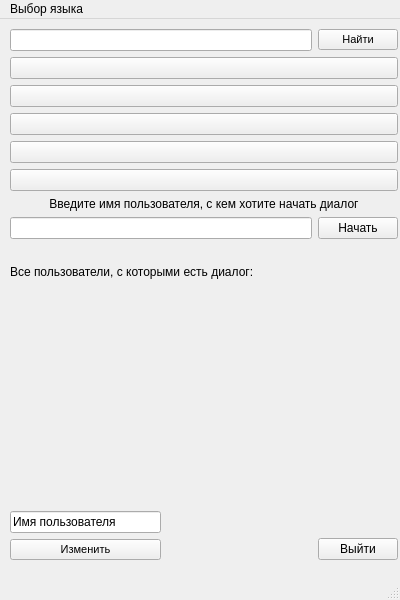
Qt form OverseasClient/client/mainwindow.ui (mertismk/ChatWithForeigners) before a commit.
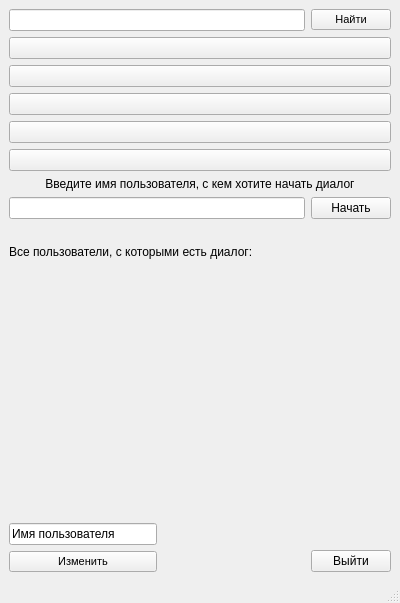
The same form after that commit.

```diff
--- a/OverseasClient/client/mainwindow.ui
+++ b/OverseasClient/client/mainwindow.ui
@@ -10,22 +10,15 @@
     <x>0</x>
     <y>0</y>
     <width>400</width>
-    <height>600</height>
+    <height>603</height>
    </rect>
   </property>
   <property name="windowTitle">
    <string>Overseas</string>
   </property>
   <widget class="QWidget" name="centralwidget">
-   <widget class="QWidget" name="verticalLayoutWidget_2">
-    <property name="geometry">
-     <rect>
-      <x>10</x>
-      <y>10</y>
-      <width>388</width>
-      <height>531</height>
-     </rect>
-    </property>
+   <layout class="QVBoxLayout" name="verticalLayout_4">
+    <item>
     <layout class="QVBoxLayout" name="verticalLayout_2">
      <item>
       <layout class="QHBoxLayout" name="horizontalLayout_2">
@@ -233,29 +226,8 @@
       </layout>
      </item>
     </layout>
-   </widget>
-  </widget>
-  <widget class="QMenuBar" name="menubar">
-   <property name="geometry">
-    <rect>
-     <x>0</x>
-     <y>0</y>
-     <width>400</width>
-     <height>26</height>
-    </rect>
-   </property>
-   <widget class="QMenu" name="LangChange_menu">
-    <property name="title">
-     <string>Выбор языка</string>
-    </property>
-    <addaction name="RusLang_action"/>
-    <addaction name="EngLang_action"/>
-    <addaction name="GerLang_action"/>
-    <addaction name="FrLang_action"/>
-    <addaction name="ChLang_action"/>
-    <addaction name="SpLang_action"/>
-   </widget>
-   <addaction name="LangChange_menu"/>
+    </item>
+   </layout>
   </widget>
   <widget class="QStatusBar" name="statusbar"/>
   <action name="RusLang_action">
```
Lines whose indentation alone changed are shown as unchanged.
